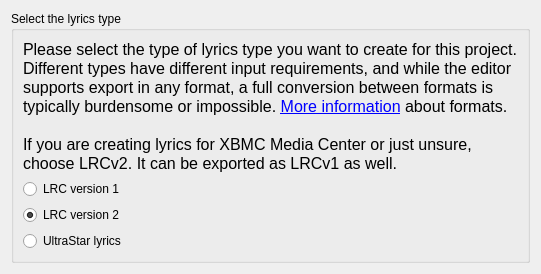
This is src/wiznewproject_lyrictype.ui in gyunaev/karlyriceditor as Qt 5 draws it before an edit. The edited form follows.
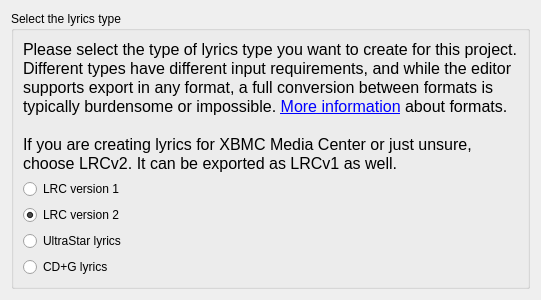
This is the edited form.

Patch:
```diff
--- a/src/wiznewproject_lyrictype.ui
+++ b/src/wiznewproject_lyrictype.ui
@@ -7,7 +7,7 @@
     <x>0</x>
     <y>0</y>
     <width>477</width>
-    <height>265</height>
+    <height>282</height>
    </rect>
   </property>
   <property name="windowTitle">
@@ -67,6 +67,13 @@
         </property>
        </widget>
       </item>
+      <item>
+       <widget class="QRadioButton" name="rbLRC4">
+        <property name="text">
+         <string>CD+G lyrics</string>
+        </property>
+       </widget>
+      </item>
      </layout>
     </widget>
    </item>
```
